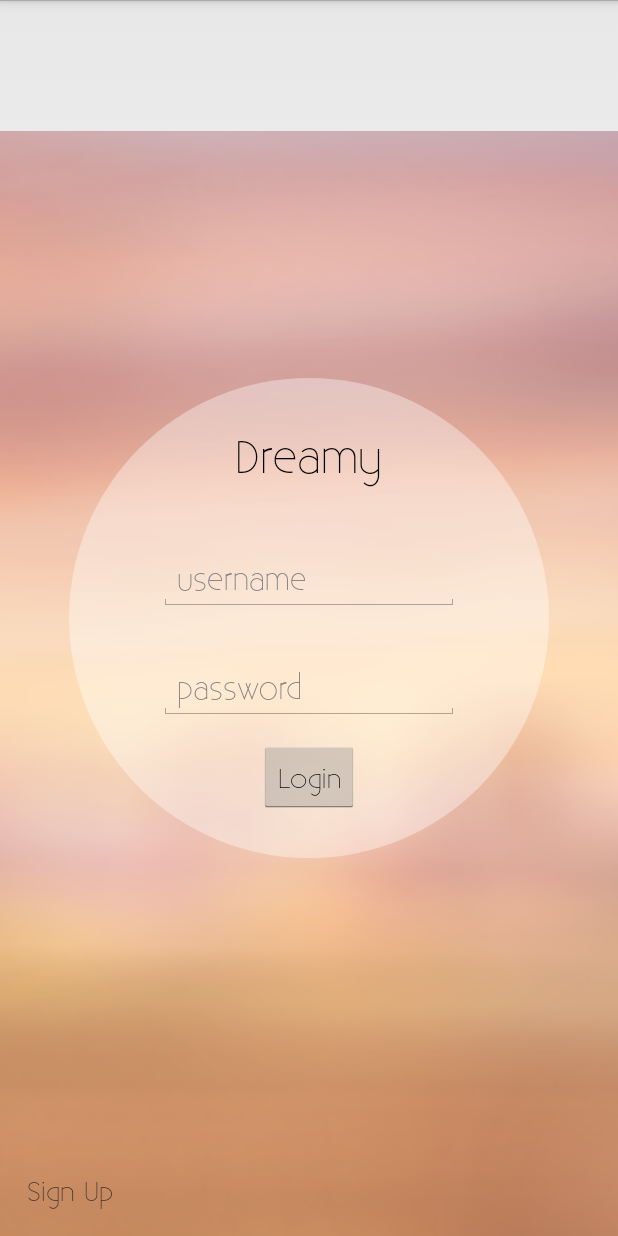
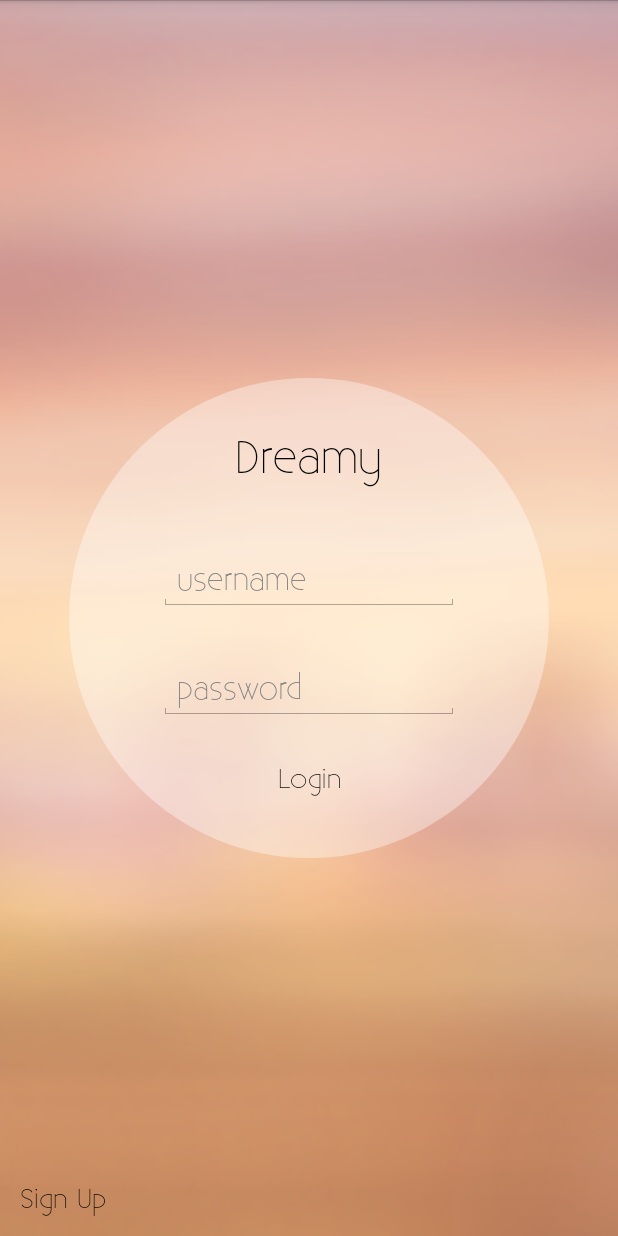
Before and after one commit to Bre-Works/DreamyFront-v02, an Android app: the screen it shows after launch (logIn), on a phone screen of 412 x 824 dp. Run offline under Robolectric (Android 15) with nearby library versions, the phone set to English and light mode, and no system bars; 6 statements that could not run were skipped.

Commit message:
try to move from master

```diff
--- a/app/src/main/AndroidManifest.xml
+++ b/app/src/main/AndroidManifest.xml
@@ -18,7 +18,8 @@
 
         <activity
             android:name=".Splash"
-            android:label="@string/app_name" >
+            android:screenOrientation="portrait"
+            android:theme="@style/NoActionBar">
             <intent-filter>
                 <action android:name="android.intent.action.MAIN"/>
                 <category android:name="android.intent.category.LAUNCHER"/>
--- a/app/src/main/java/com/breworks/dreamy/Splash.java
+++ b/app/src/main/java/com/breworks/dreamy/Splash.java
@@ -22,8 +22,6 @@ public class Splash extends DreamyActivity {
     protected void onCreate(Bundle savedInstanceState) {
         super.onCreate(savedInstanceState);
         setContentView(R.layout.activity_splash);
-        ActionBar actionBar = getActionBar();
-        actionBar.hide();
         IntentLauncher launch = new IntentLauncher();
         launch.start();
     }
--- a/app/src/main/java/com/breworks/dreamy/ToDoDetail.java
+++ b/app/src/main/java/com/breworks/dreamy/ToDoDetail.java
@@ -25,10 +25,7 @@ import com.breworks.dreamy.DreamyLibrary.DreamyActivity;
 /**
  * Created by arsianindita on 27-Oct-14.
  */
-
-
 public class ToDoDetail extends DreamyActivity {
-
     DatePicker datePicker;
     TimePicker timePicker;
     int day;
@@ -40,7 +37,6 @@ public class ToDoDetail extends DreamyActivity {
 
     EditText dateField;
     EditText timeField;
-
 
     protected void onCreate(Bundle savedInstanceState){
         super.onCreate(savedInstanceState);
--- a/app/src/main/java/com/breworks/dreamy/ToDoList.java
+++ b/app/src/main/java/com/breworks/dreamy/ToDoList.java
@@ -1,7 +1,8 @@
 package com.breworks.dreamy;
 
-
+import android.app.Activity;
 import android.content.Intent;
+import android.content.Context;
 import android.graphics.Point;
 import android.os.Bundle;
 import android.util.Log;
@@ -20,7 +21,6 @@ import android.widget.TableRow;
 import android.widget.TextView;
 import android.widget.TextView.OnEditorActionListener;
 import android.view.inputmethod.EditorInfo;
-
 
 import com.breworks.dreamy.model.Dream;
 import com.breworks.dreamy.model.Milestone;
@@ -350,6 +350,7 @@ public class ToDoList extends DreamyActivity {
         textFields.clear();
     }
 
+
     public void gotoToDoDetail() {
         Intent intent = new Intent(this, ToDoDetail.class);
         startActivity(intent);
@@ -375,4 +376,5 @@ public class ToDoList extends DreamyActivity {
         });
     }
 
+
 }
--- a/app/src/main/res/layout/log_in.xml
+++ b/app/src/main/res/layout/log_in.xml
@@ -1,19 +1,14 @@
 <?xml version="1.0" encoding="utf-8"?>
 
-<RelativeLayout
-    xmlns:android="http://schemas.android.com/apk/res/android"
+<RelativeLayout xmlns:android="http://schemas.android.com/apk/res/android"
     android:layout_width="fill_parent"
-    android:focusableInTouchMode="true"
-    android:layout_height="fill_parent">
-
+    android:layout_height="fill_parent"
+    android:focusableInTouchMode="true">
 
     <ImageView
         android:id="@+id/bg"
         android:layout_width="fill_parent"
         android:layout_height="fill_parent"
-
-        android:layout_alignParentTop="true"
-        android:layout_marginTop="87dp"
         android:layout_alignParentRight="true"
         android:layout_alignParentEnd="true"
         android:scaleType="centerCrop"
@@ -27,7 +22,6 @@
         android:padding="30dp"
         android:id="@+id/relativeLayout"
         android:background="@drawable/circle">
-
 
         <TextView
             android:text="@string/app_name"
@@ -68,6 +62,7 @@
         <Button
             android:layout_width="wrap_content"
             android:layout_height="wrap_content"
+            android:background="@android:color/transparent"
             android:text="Login"
             android:id="@+id/signin"
             android:onClick="loginAccount"
@@ -76,22 +71,20 @@
             android:typeface="sans" />
 
     </RelativeLayout>
-
-
     <ScrollView
         android:layout_width="wrap_content"
         android:layout_height="wrap_content"
-        android:id="@+id/scrollView" />
-
-    <TextView
+    android:id="@+id/scrollView" />
+    <Button
         android:layout_width="wrap_content"
         android:layout_height="wrap_content"
+        android:background="@android:color/transparent"
         android:text="Sign Up"
-        android:textSize="18dp"
         android:id="@+id/signup"
-        android:layout_margin="18dp"
         android:onClick="goToSignUp"
-        android:layout_alignParentBottom="true"/>
-
+        android:layout_alignParentBottom="true"
+        android:typeface="sans"
+        android:layout_marginBottom="2dp"
+        android:layout_marginLeft="10dp" />
 
 </RelativeLayout>
--- a/app/src/main/res/values/styles.xml
+++ b/app/src/main/res/values/styles.xml
@@ -19,4 +19,9 @@
         <item name="android:background">#8fffffff</item>
     </style>
 
+    <style name="NoActionBar"
+        parent="@android:style/Theme.Holo.Light.NoActionBar.Fullscreen">
+        <item name="android:background">#8fffffff</item>
+    </style>
+
 </resources>
```
Also changed, not shown: app/src/main/java/com/breworks/dreamy/DreamyForm.java (+21 -3 lines), app/src/main/java/com/breworks/dreamy/DreamyFormUpdate.java (+32 -4 lines), app/src/main/java/com/breworks/dreamy/logIn.java (+3 -6 lines).
